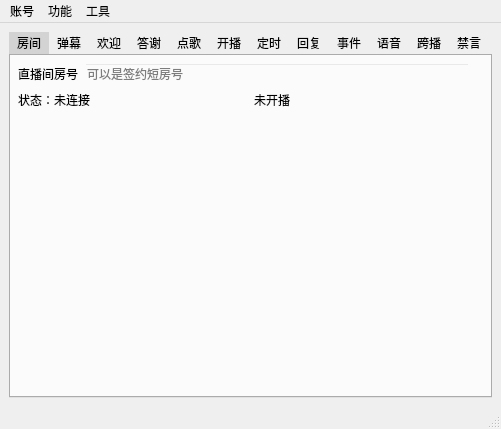
This is mainwindow.ui in iwxyi/Bilibili-MagicalDanmaku as Qt 5 draws it before an edit. The edited form follows.
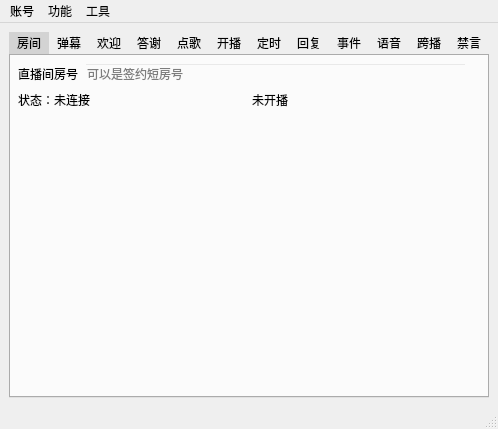
This is the edited form. Icons and pictures are not drawn. Custom widgets are drawn as their Qt base class.

Commit message: 新添加一些示例

What changed in the file:
```diff
--- a/mainwindow.ui
+++ b/mainwindow.ui
@@ -6,8 +6,8 @@
    <rect>
     <x>0</x>
     <y>0</y>
-    <width>501</width>
-    <height>389</height>
+    <width>498</width>
+    <height>393</height>
    </rect>
   </property>
   <property name="windowTitle">
@@ -2929,8 +2929,8 @@
     <rect>
      <x>0</x>
      <y>0</y>
-     <width>501</width>
-     <height>21</height>
+     <width>498</width>
+     <height>23</height>
     </rect>
    </property>
    <widget class="QMenu" name="menu_2">
```
The commit also changes 2 other files.
